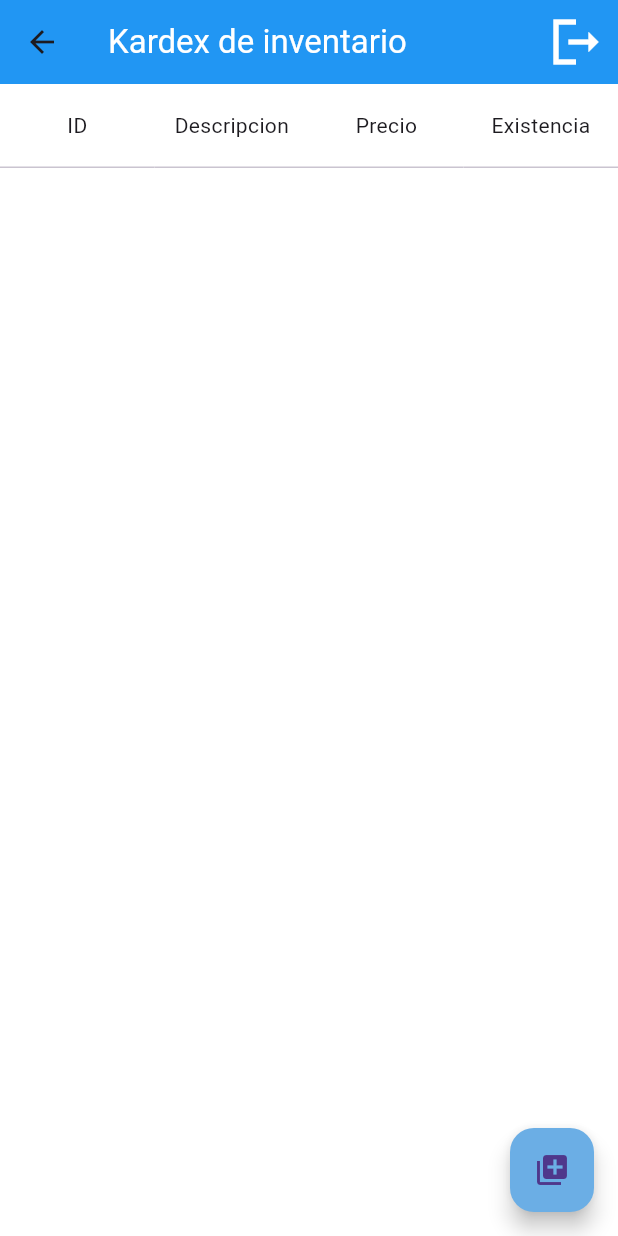
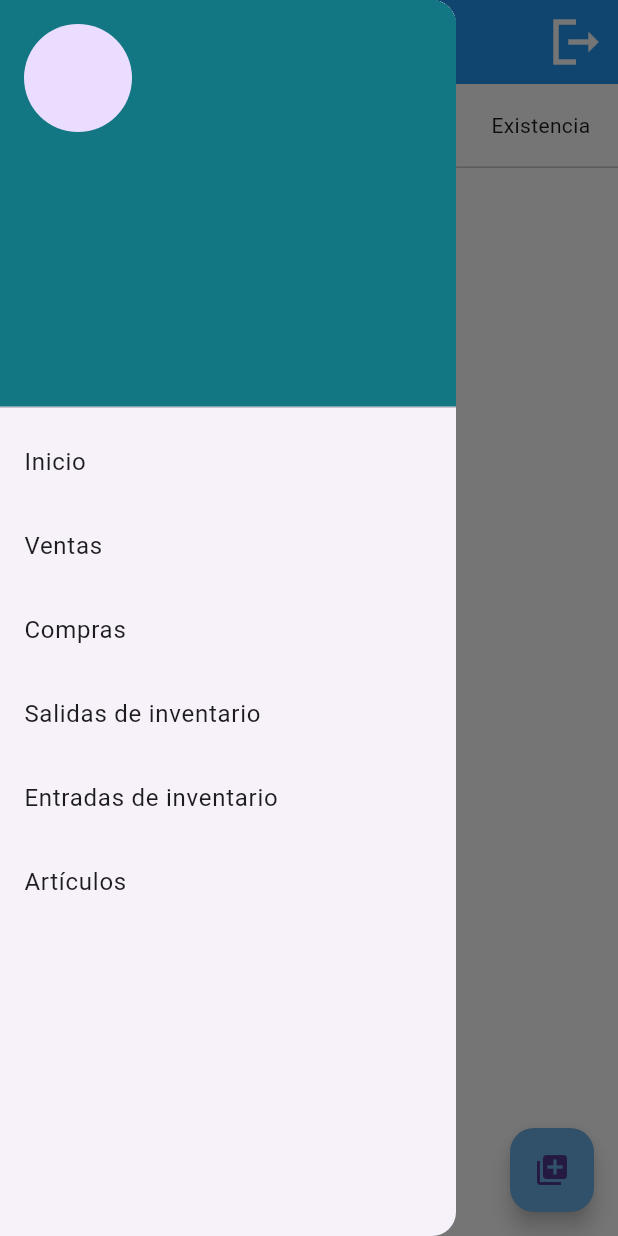
Before and after one commit to TheGersonM/kardexInventario, a Flutter app: the StartPage screen opened by its route, with the side drawer open (before the commit the screen has no drawer), on a phone screen of 412 x 824 dp. Run offline on Flutter 3.47's test engine with Material 3 defaults, Android fonts, the phone set to English and light mode, and no system bars; drawn by our look-alikes of syncfusion_flutter_datagrid; our stand-ins replace cloud_firestore, firebase_auth, firebase_core, google_sign_in; missing offline and left inert: social_auth_buttons; accounts and stored records are empty.

Commit message:
Mejoras de disenio start page

```diff
--- a/lib/pages/start_page.dart
+++ b/lib/pages/start_page.dart
@@ -23,6 +23,7 @@ class _StartPage extends State<StartPage> {
 
   @override
   Widget build(BuildContext context) {
+    final User? user = FirebaseAuth.instance.currentUser;
     return Scaffold(
       appBar: AppBar(
         actions: [
@@ -33,9 +34,77 @@ class _StartPage extends State<StartPage> {
               Navigator.pushReplacementNamed(context, 'home');
             },
           ),
+
         ],
         title: const Text('Kardex de inventario', style: TextStyle(color: Colors.white)),
         backgroundColor: Colors.blue,
+      ),
+      drawer: Drawer(
+
+        child: StreamBuilder(
+          stream: null,
+          builder: (context, snapshot) {
+            return ListView(
+              padding: EdgeInsets.zero,
+              children: <Widget>[
+
+                  Container(
+                    height: 280,
+                    child:  UserAccountsDrawerHeader(
+
+                    accountName:  Text(user?.displayName ?? 'Usuario', style: const TextStyle(color: Colors.white, fontSize: 24)),
+                    accountEmail: Text(user?.email ?? 'Correo electronico', style: const TextStyle(color: Colors.white, fontSize: 18)),
+                    currentAccountPicture:  CircleAvatar(
+                      radius: 40,
+                      backgroundImage: user!.photoURL  != null ? NetworkImage(user.photoURL!) : null,
+                    ),
+                    decoration: const BoxDecoration(
+                      color: Color.fromARGB(255, 18, 118, 131),
+
+                    ),
+
+                                    ),
+                  ),
+                ListTile(
+                  title: const Text('Inicio'),
+                  onTap: () {
+                    Navigator.popAndPushNamed(context, 'start');
+                  },
+                ),
+                ListTile(
+                  title: const Text('Ventas'),
+                  onTap: () {
+                    Navigator.popAndPushNamed(context, 'sales');
+                  },
+                ),
+                ListTile(
+                  title: const Text('Compras'),
+                  onTap: () {
+                    Navigator.popAndPushNamed(context, 'shopping');
+                  },
+                ),
+                ListTile(
+                  title: const Text('Salidas de inventario'),
+                  onTap: () {
+                    Navigator.popAndPushNamed(context, 'outputs');
+                  },
+                ),
+                ListTile(
+                  title: const Text('Entradas de inventario'),
+                  onTap: () {
+                    Navigator.popAndPushNamed(context, 'inputs');
+                  },
+                ),
+                ListTile(
+                  title: const Text('Artículos'),
+                  onTap: () {
+                    Navigator.popAndPushNamed(context, 'articles');
+                  },
+                ),
+              ],
+            );
+          }
+        ),
       ),
       backgroundColor: Colors.white,
       body: StreamBuilder(
@@ -67,6 +136,7 @@ class _StartPage extends State<StartPage> {
             allowSwiping: true,
             onCellDoubleTap: (details) => Navigator.pushNamed(context, 'articles'),
             source: dataArticulos,
+
             columnWidthMode: ColumnWidthMode.fill,
             columns: <GridColumn>[
               GridColumn(
```
